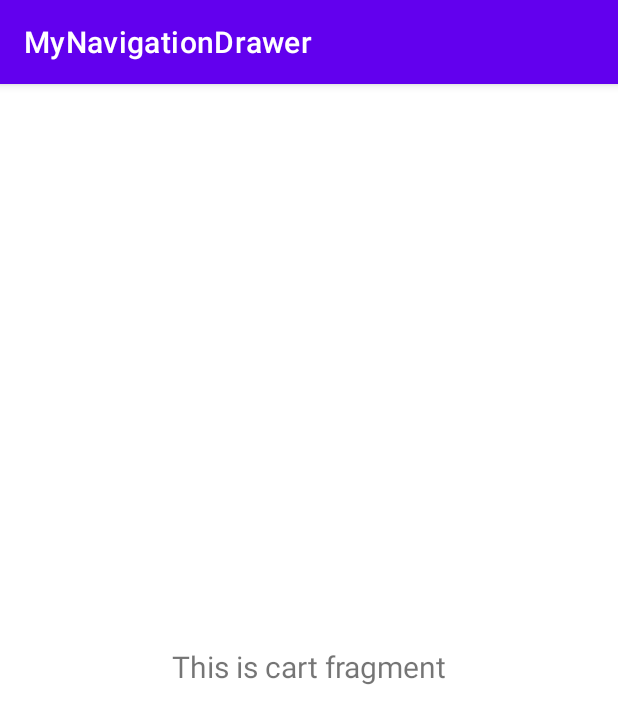
After one commit to framadhan99/MyNavigationDrawer, an Android app: the fragment CartFragment shown on its own in the app's theme, on a phone screen of 412 x 824 dp. The commit adds this screen. Shown: the top 724 px of the screen. Run offline under Robolectric (Android 15) with nearby library versions, the phone set to English and light mode, and no system bars.

Commit message:
cart menu

```diff
--- a/app/build.gradle.kts
+++ b/app/build.gradle.kts
@@ -5,7 +5,7 @@ plugins {
 
 android {
     namespace = "com.fajar.mynavigationdrawer"
-    compileSdk = 33
+    compileSdk = 34
 
     defaultConfig {
         applicationId = "com.fajar.mynavigationdrawer"
--- a/app/src/main/AndroidManifest.xml
+++ b/app/src/main/AndroidManifest.xml
@@ -2,6 +2,7 @@
 <manifest xmlns:android="http://schemas.android.com/apk/res/android"
     xmlns:tools="http://schemas.android.com/tools">
 
+    <uses-permission android:name="android.permission.INTERNET"/>
     <application
         android:allowBackup="true"
         android:dataExtractionRules="@xml/data_extraction_rules"
--- /dev/null
+++ b/app/src/main/java/com/fajar/mynavigationdrawer/CartFragment.kt
@@ -0,0 +1,59 @@
+package com.fajar.mynavigationdrawer
+
+import android.os.Bundle
+import androidx.fragment.app.Fragment
+import android.view.LayoutInflater
+import android.view.View
+import android.view.ViewGroup
+
+// TODO: Rename parameter arguments, choose names that match
+// the fragment initialization parameters, e.g. ARG_ITEM_NUMBER
+private const val ARG_PARAM1 = "param1"
+private const val ARG_PARAM2 = "param2"
+
+/**
+ * A simple [Fragment] subclass.
+ * Use the [CartFragment.newInstance] factory method to
+ * create an instance of this fragment.
+ */
+class CartFragment : Fragment() {
+    // TODO: Rename and change types of parameters
+    private var param1: String? = null
+    private var param2: String? = null
+
+    override fun onCreate(savedInstanceState: Bundle?) {
+        super.onCreate(savedInstanceState)
+        arguments?.let {
+            param1 = it.getString(ARG_PARAM1)
+            param2 = it.getString(ARG_PARAM2)
+        }
+    }
+
+    override fun onCreateView(
+        inflater: LayoutInflater, container: ViewGroup?,
+        savedInstanceState: Bundle?
+    ): View? {
+        // Inflate the layout for this fragment
+        return inflater.inflate(R.layout.fragment_cart, container, false)
+    }
+
+    companion object {
+        /**
+         * Use this factory method to create a new instance of
+         * this fragment using the provided parameters.
+         *
+         * @param param1 Parameter 1.
+         * @param param2 Parameter 2.
+         * @return A new instance of fragment CartFragment.
+         */
+        // TODO: Rename and change types and number of parameters
+        @JvmStatic
+        fun newInstance(param1: String, param2: String) =
+            CartFragment().apply {
+                arguments = Bundle().apply {
+                    putString(ARG_PARAM1, param1)
+                    putString(ARG_PARAM2, param2)
+                }
+            }
+    }
+}
--- /dev/null
+++ b/app/src/main/res/layout/fragment_cart.xml
@@ -0,0 +1,25 @@
+<?xml version="1.0" encoding="utf-8"?>
+<androidx.constraintlayout.widget.ConstraintLayout xmlns:android="http://schemas.android.com/apk/res/android"
+    xmlns:tools="http://schemas.android.com/tools"
+    android:layout_width="match_parent"
+    android:layout_height="match_parent"
+    xmlns:app="http://schemas.android.com/apk/res-auto"
+    tools:context=".CartFragment">
+
+    <!-- TODO: Update blank fragment layout -->
+    <TextView
+        android:id="@+id/text_cart"
+        android:layout_width="wrap_content"
+        android:layout_height="wrap_content"
+        android:layout_marginStart="8dp"
+        android:layout_marginTop="8dp"
+        android:layout_marginEnd="8dp"
+        android:text="This is cart fragment"
+        android:textSize="20sp"
+        app:layout_constraintBottom_toBottomOf="parent"
+        app:layout_constraintEnd_toEndOf="parent"
+        app:layout_constraintStart_toStartOf="parent"
+        app:layout_constraintTop_toTopOf="parent"
+        />
+
+</androidx.constraintlayout.widget.ConstraintLayout>
--- a/app/src/main/res/layout/nav_header_main.xml
+++ b/app/src/main/res/layout/nav_header_main.xml
@@ -16,9 +16,7 @@
         android:id="@+id/imageView"
         android:layout_width="65dp"
         android:layout_height="65dp"
-        android:contentDescription="@string/nav_header_desc"
-        android:paddingTop="@dimen/nav_header_vertical_spacing"
-        app:srcCompat="@mipmap/ic_launcher_round" />
+        android:paddingTop="@dimen/nav_header_vertical_spacing"/>
 
     <TextView
         android:layout_width="match_parent"
--- a/app/src/main/res/navigation/mobile_navigation.xml
+++ b/app/src/main/res/navigation/mobile_navigation.xml
@@ -22,4 +22,9 @@
         android:name="com.fajar.mynavigationdrawer.ui.slideshow.SlideshowFragment"
         android:label="@string/menu_slideshow"
         tools:layout="@layout/fragment_slideshow" />
+    <fragment
+        android:id="@+id/nav_cart"
+        android:name="com.fajar.mynavigationdrawer.CartFragment"
+        android:label="@string/menu_cart"
+        tools:layout="@layout/fragment_cart" />
 </navigation>
--- a/app/src/main/res/values/strings.xml
+++ b/app/src/main/res/values/strings.xml
@@ -17,4 +17,6 @@
     <string name="menu_map">Maps</string>
     <string name="menu_hotel">Hotel</string>
     <string name="menu_subway">Subway</string>
+    <!-- TODO: Remove or change this placeholder text -->
+    <string name="hello_blank_fragment">Hello blank fragment</string>
 </resources>
```
Also changed, not shown: app/src/main/java/com/fajar/mynavigationdrawer/MainActivity.kt (+11 -1 lines), app/src/main/res/menu/activity_main_drawer.xml (+23 -1 lines), app/src/main/res/drawable/ic_home.png (added), app/src/main/res/drawable/ic_hotel.png (added), app/src/main/res/drawable/ic_map.png (added), app/src/main/res/drawable/ic_shopping_cart.png (added), app/src/main/res/drawable/ic_subway.png (added).
